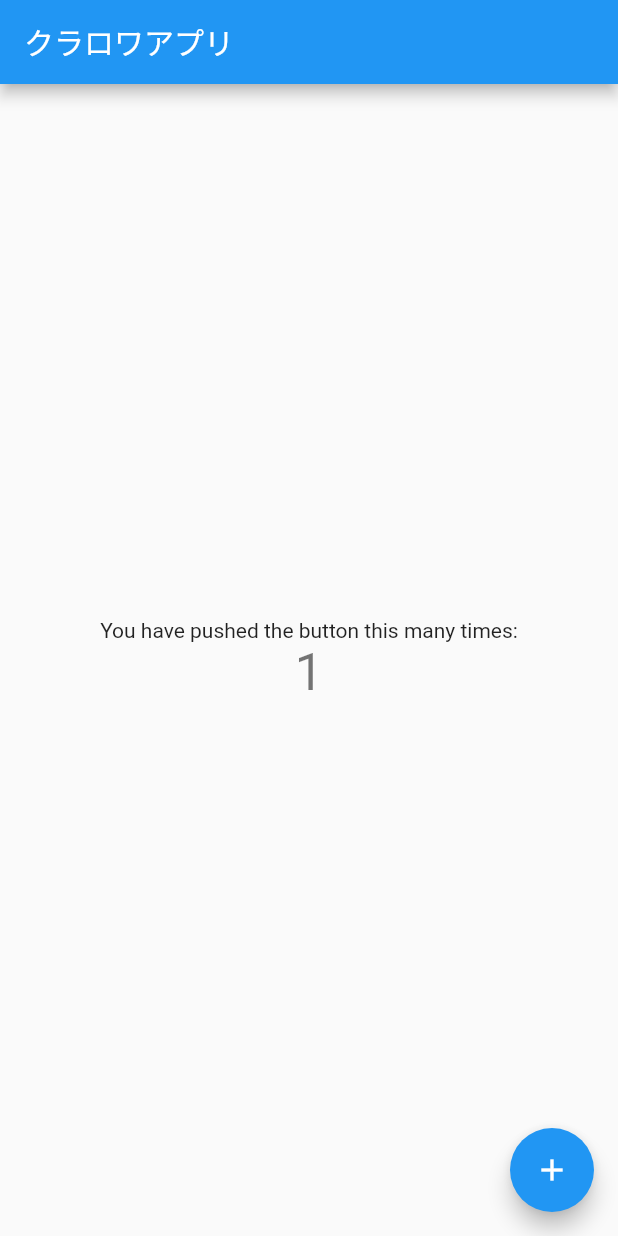
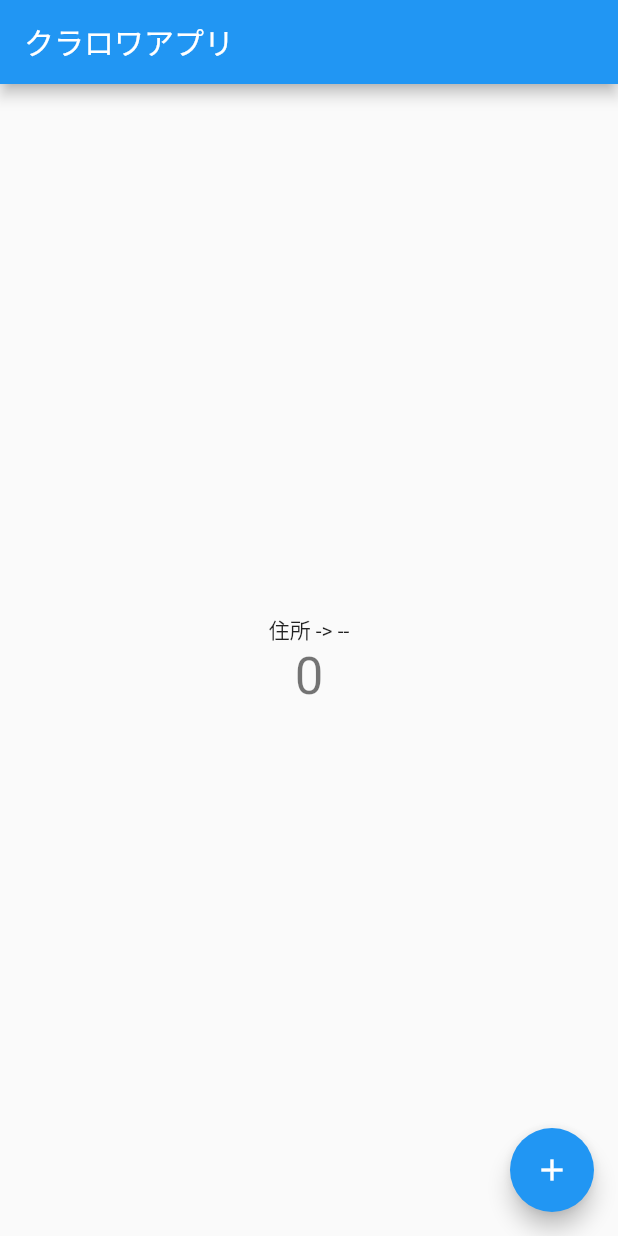
Before and after one commit to yossi1118n2/AppDaily, a Flutter app: the screen it shows after launch, after a tap on the "add" icon, on a phone screen of 412 x 824 dp. Run offline on Flutter 3.47's test engine with Material 2 defaults, Android fonts, the phone set to English and light mode, and no system bars; our stand-ins replace audioplayers, sqflite, tuple; missing offline and left inert: dart_jsonwebtoken, flutter_picker, universal_html; accounts and stored records are empty; network calls fail.

Commit message:
今年最後のアプリ制作#2
・APIを使ったhttp通信

```diff
--- a/clash_royal/lib/main.dart
+++ b/clash_royal/lib/main.dart
@@ -3,6 +3,8 @@ import 'package:dart_jsonwebtoken/dart_jsonwebtoken.dart';
 import 'package:http/http.dart' as http;
 import 'dart:async';
 import 'dart:convert';
+
+import 'package:http/http.dart';
 
 void main() {
   runApp(const MyApp());
@@ -35,14 +37,13 @@ class MyHomePage extends StatefulWidget {
 
 class _MyHomePageState extends State<MyHomePage> {
   int _counter = 0;
+  String adress_test = '--';
 
-  void _incrementCounter() {
-    setState(() {
-      // This call to setState tells the Flutter framework that something has
-      // changed in this State, which causes it to rerun the build method below
-      // so that the display can reflect the updated values. If we changed
-      // _counter without calling setState(), then the build method would not be
-      // called again, and so nothing would appear to happen.
+  Future<void> _incrementCounter() async{
+    var result = await http.get(Uri.parse('https://zipcloud.ibsnet.co.jp/api/search?zipcode=5300057'));
+    print(result.body);
+    adress_test = jsonDecode(result.body)['results'][0]['address3'];
+    setState((){
       _counter++;
     });
   }
@@ -57,8 +58,8 @@ class _MyHomePageState extends State<MyHomePage> {
         child: Column(
           mainAxisAlignment: MainAxisAlignment.center,
           children: <Widget>[
-            const Text(
-              'You have pushed the button this many times:',
+            Text(
+              '住所 -> ${adress_test}',
             ),
             Text(
               '$_counter',
```
